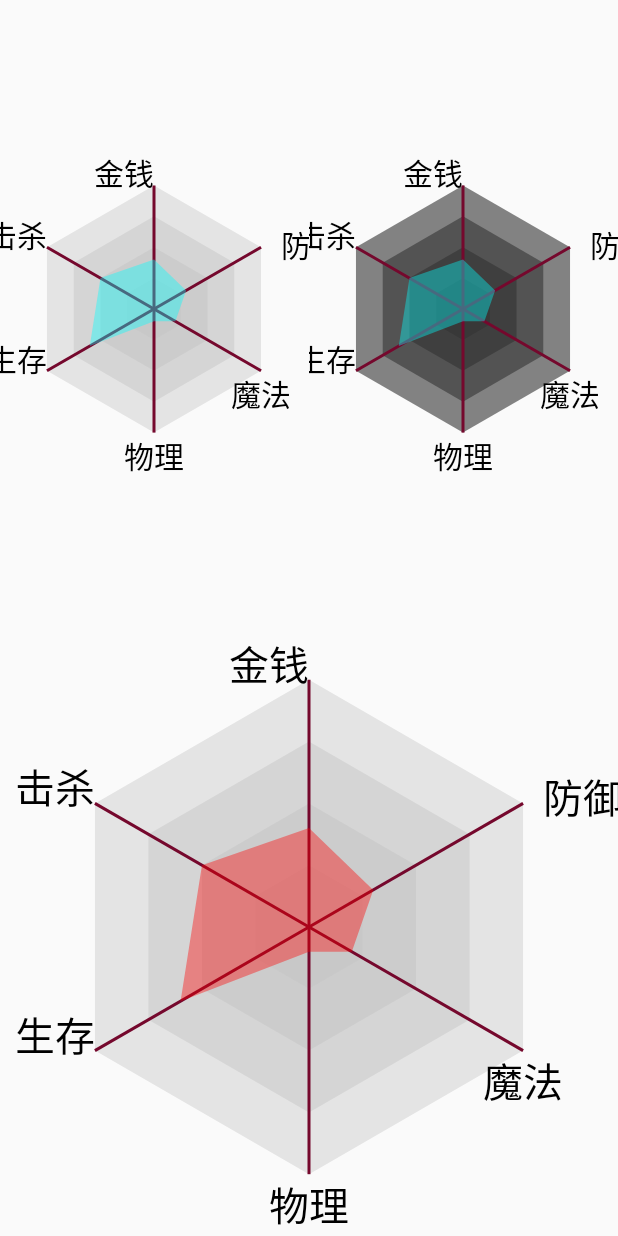
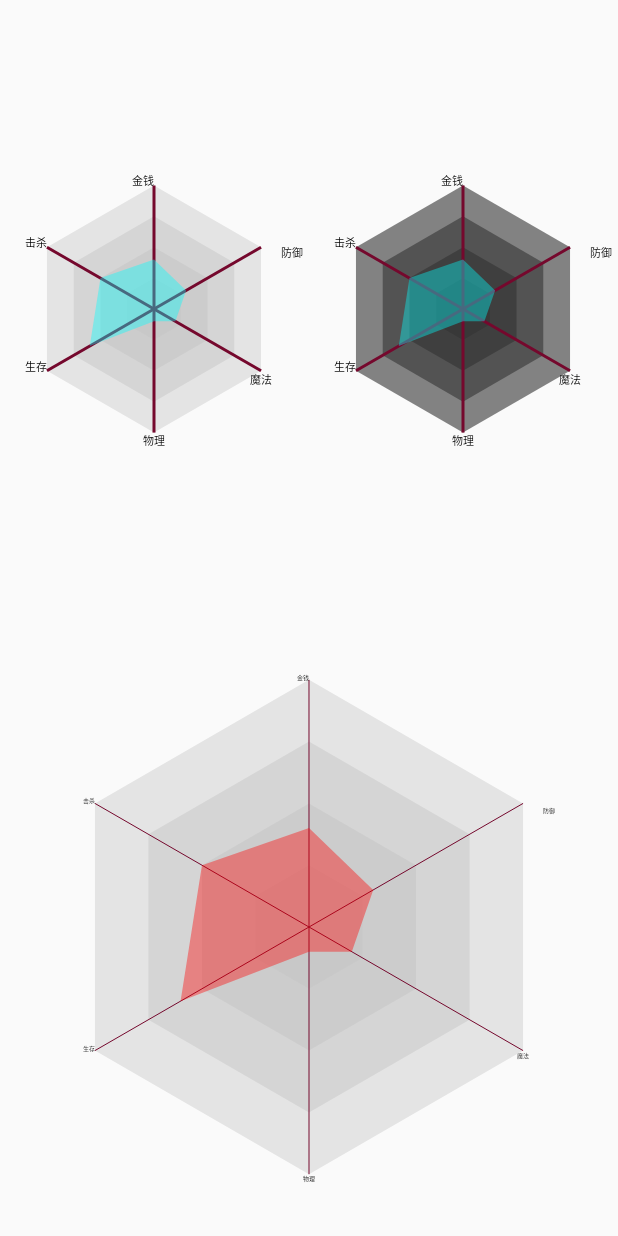
Before and after one commit to jiefly/AbilityChart, an Android app: the screen it shows after launch (MainActivity), on a phone screen of 412 x 824 dp. Run offline under Robolectric (Android 15) with nearby library versions, the phone set to English and light mode, and no system bars.

Commit message:
完善attr

```diff
--- a/app/src/main/java/com/gao/jiefly/abilitychart/AbilityChatView.java
+++ b/app/src/main/java/com/gao/jiefly/abilitychart/AbilityChatView.java
@@ -12,6 +12,7 @@ import android.os.Build;
 import android.text.TextPaint;
 import android.util.AttributeSet;
 import android.util.Log;
+import android.util.TypedValue;
 import android.view.View;
 
 import java.util.ArrayList;
@@ -115,6 +116,7 @@ public class AbilityChatView extends View {
 
     public AbilityChatView(Context context, AttributeSet attrs, int defStyleAttr) {
         super(context, attrs, defStyleAttr);
+//
         setDefault();
         TypedArray typedArray = context.getTheme().obtainStyledAttributes(attrs, R.styleable.AbilityChatView, defStyleAttr, 0);
         int n = typedArray.getIndexCount();
@@ -126,11 +128,12 @@ public class AbilityChatView extends View {
                     Log.e("jiefly","---lineColor--"+lineColor+"------");
                     break;
                 case R.styleable.AbilityChatView_textColor:
+
                     textColor = typedArray.getColor(attr, DEFAULT_TEXT_COLOR);
                     Log.e("jiefly","----textColor-"+textColor+"------");
                     break;
                 case R.styleable.AbilityChatView_textSize:
-                    textSize = typedArray.getInteger(attr, DEFAULT_TEXT_SIZE);
+                    textSize = (int) TypedValue.applyDimension(TypedValue.COMPLEX_UNIT_DIP,typedArray.getDimension(attr,DEFAULT_TEXT_SIZE),context.getResources().getDisplayMetrics());
                     Log.e("jiefly","--textSize---"+textSize+"------");
                     break;
                 case R.styleable.AbilityChatView_coverAlpha:
@@ -140,10 +143,10 @@ public class AbilityChatView extends View {
                     coverColor = typedArray.getColor(attr,DEFAULT_COVER_COLOR);
                     break;
                 case R.styleable.AbilityChatView_coverLineWidth:
-                    coverWidth = typedArray.getInteger(attr,DEFAULT_COVER_WIDTH);
+                    coverWidth = (int) TypedValue.applyDimension(TypedValue.COMPLEX_UNIT_DIP,typedArray.getDimension(attr,DEFAULT_COVER_WIDTH),context.getResources().getDisplayMetrics());
                     break;
                 case R.styleable.AbilityChatView_lineWidth:
-                    lineWidth = typedArray.getInteger(attr,DEFAULT_LINE_WIDTH);
+                    lineWidth = (int) TypedValue.applyDimension(TypedValue.COMPLEX_UNIT_DIP,typedArray.getDimension(attr,DEFAULT_LINE_WIDTH),context.getResources().getDisplayMetrics());
                     break;
                 case R.styleable.AbilityChatView_polygonAlpha:
                     polygonAlpha = typedArray.getInteger(attr,DEFAULT_POLGON_ALPHA);
@@ -152,7 +155,7 @@ public class AbilityChatView extends View {
                     polygonColor = typedArray.getColor(attr,DEFAULT_POLYGON_COLOR);
                     break;
                 case R.styleable.AbilityChatView_polygonLineWidth:
-                    polygonWidth = typedArray.getInteger(attr,DEFAULT_POLGON_WIDTH);
+                    polygonWidth = (int) TypedValue.applyDimension(TypedValue.COMPLEX_UNIT_DIP,typedArray.getDimension(attr,DEFAULT_POLGON_WIDTH),context.getResources().getDisplayMetrics());
                     break;
             }
         }
--- a/app/src/main/java/com/gao/jiefly/abilitychart/MainActivity.java
+++ b/app/src/main/java/com/gao/jiefly/abilitychart/MainActivity.java
@@ -39,6 +39,5 @@ public class MainActivity extends Activity {
         abilityChatView3.setLineWidth(2);
         abilityChatView3.setCoverAlpha(199);
         abilityChatView3.init();*/
-
     }
 }
--- a/app/src/main/res/layout/activity_main.xml
+++ b/app/src/main/res/layout/activity_main.xml
@@ -18,19 +18,17 @@
 		    android:layout_height="match_parent"
 		    custom:textColor="#000"
 		    custom:lineColor="#75082d"
-		    custom:textSize="30"
+		    custom:textSize="5sp"
 		    custom:coverColor="#0ff"
 		    custom:coverAlpha="100"
-		    custom:polygonAlpha="23"
-
-	    />
+		    custom:polygonAlpha="23"/>
 	    <com.gao.jiefly.abilitychart.AbilityChatView
 		    android:layout_width="0dp"
 		    android:layout_weight="1"
 		    android:layout_height="match_parent"
 		    custom:textColor="#000"
 		    custom:lineColor="#75082d"
-		    custom:textSize="30"
+		    custom:textSize="5sp"
 		    custom:coverColor="#0ff"
 		    custom:coverAlpha="100"
 		    custom:polygonAlpha="123"
@@ -47,10 +45,11 @@
 		    android:layout_height="match_parent"
 		    custom:textColor="#000"
 		    custom:lineColor="#75082d"
-		    custom:textSize="40"
+		    custom:textSize="3sp"
 		    custom:coverColor="#ff0000"
 		    custom:coverAlpha="100"
 		    custom:polygonAlpha="23"
+		    custom:lineWidth="0.2dp"
 	    />
      <!--   <com.gao.jiefly.abilitychart.AbilityChatView
 	        android:layout_width="0dp"
```
Also changed, not shown: app/src/main/res/values/attr.xml (+4 -4 lines).
